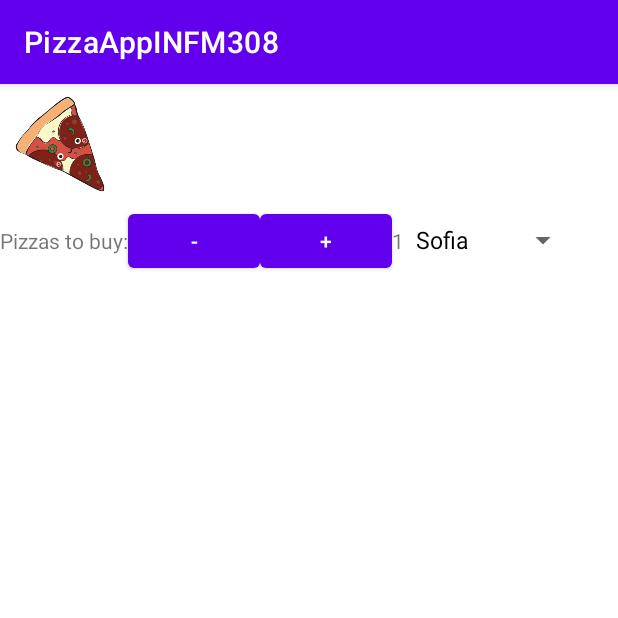
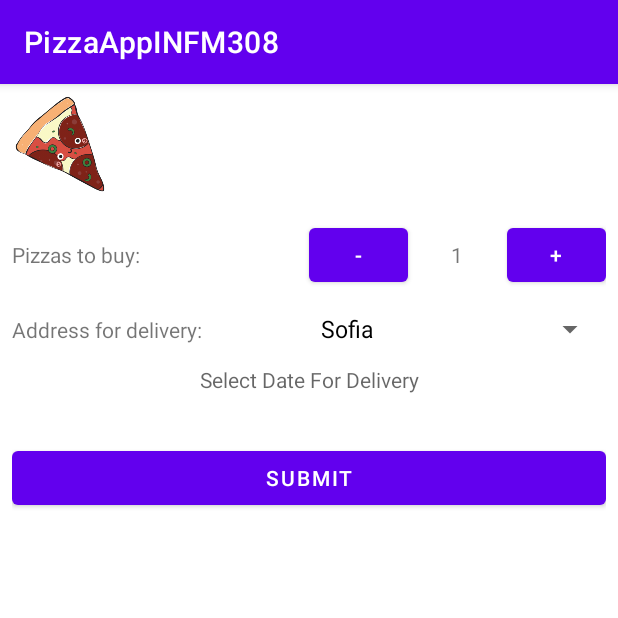
Before and after one commit to aleksgeyman/pizza-app, an Android app: the OrderInformationFragment screen opened directly, with no data from a screen before it, on a phone screen of 412 x 824 dp, the top half of it. Run offline under Robolectric (Android 15) with nearby library versions, the phone set to English and light mode, and no system bars.

Commit message:
Added city and date selection for order

```diff
--- a/app/src/main/java/com/example/f102258/fragments/OrderInformationFragment.kt
+++ b/app/src/main/java/com/example/f102258/fragments/OrderInformationFragment.kt
@@ -1,5 +1,7 @@
 package com.example.f102258.fragments
 
+import android.app.DatePickerDialog
+import android.icu.text.SimpleDateFormat
 import android.os.Bundle
 import androidx.fragment.app.Fragment
 import android.view.LayoutInflater
@@ -7,23 +9,49 @@ import android.view.View
 import android.view.ViewGroup
 import android.widget.ArrayAdapter
 import android.widget.Spinner
+import android.widget.TextView
 import com.example.f102258.R
+import java.util.*
 
 class OrderInformationFragment : Fragment() {
-
+var selectDateTV: TextView? = null
 
     override fun onCreateView(
         inflater: LayoutInflater, container: ViewGroup?,
         savedInstanceState: Bundle?
     ): View? {
         val rootView = inflater.inflate(R.layout.fragment_order_information, container, false)
-
         val cities = resources.getStringArray(R.array.cities_array)
         val spinner = rootView.findViewById<Spinner>(R.id.cities_spinner)
+        val adapter = activity?.let {
+            ArrayAdapter(
+                it,
+                R.layout.support_simple_spinner_dropdown_item,
+                cities
+            )
+        }
+        spinner.adapter = adapter
+        selectDateTV = rootView.findViewById<TextView>(R.id.select_date_tv)
+        selectDateTV?.setOnClickListener { clickDatePicker() }
+        return rootView
+    }
 
-          val adapter =
-              activity?.let { ArrayAdapter(it, R.layout.support_simple_spinner_dropdown_item, cities) }
-            spinner.adapter = adapter
-            return rootView
-        }
+    private fun clickDatePicker() {
+        val myCalendar = Calendar.getInstance()
+        val year = myCalendar.get(Calendar.YEAR)
+        val month = myCalendar.get(Calendar.MONTH)
+        val day = myCalendar.get(Calendar.DAY_OF_MONTH)
+        val dpd = DatePickerDialog(
+            requireActivity(),
+            { _, selYear, selMonth, dayOfMonth ->
+                val selectedDate = "$dayOfMonth/${selMonth + 1}/$selYear"
+                selectDateTV?.text = selectedDate
+            },
+            year,
+            month,
+            day
+        )
+        dpd.datePicker.minDate = System.currentTimeMillis()
+        dpd.show()
     }
+}
--- a/app/src/main/res/layout/activity_pizza_order.xml
+++ b/app/src/main/res/layout/activity_pizza_order.xml
@@ -10,7 +10,7 @@
     <fragment
         android:id="@+id/titleFragment"
         android:name="com.example.f102258.fragments.OrderInformationFragment"
-        android:layout_width="wrap_content"
+        android:layout_width="match_parent"
         android:layout_height="wrap_content"
         />
 </LinearLayout>
--- a/app/src/main/res/layout/fragment_order_information.xml
+++ b/app/src/main/res/layout/fragment_order_information.xml
@@ -3,30 +3,74 @@
     xmlns:tools="http://schemas.android.com/tools"
     android:layout_width="match_parent"
     android:layout_height="wrap_content"
-    android:orientation="horizontal"
+    android:orientation="vertical"
+    android:padding="@dimen/small_padding"
     tools:context=".fragments.OrderInformationFragment">
+
+    <LinearLayout
+        android:layout_width="match_parent"
+        android:layout_height="wrap_content"
+        android:orientation="horizontal">
+
         <TextView
-        android:layout_width="wrap_content"
+            android:layout_width="0dp"
             android:layout_height="wrap_content"
-        android:text="@string/buy_pizzas_text"/>
+            android:layout_weight="3"
+            android:text="@string/buy_pizzas_text" />
+
         <Button
-        android:text="@string/decrement_button_title"
             android:id="@+id/decrement_button"
-        android:layout_width="wrap_content"
-        android:layout_height="wrap_content"/>
-    <Button
-        android:text="@string/increment_button_title"
-        android:id="@+id/increment_button"
-        android:layout_width="wrap_content"
-        android:layout_height="wrap_content"/>
+            android:layout_width="0dp"
+            android:layout_height="wrap_content"
+            android:layout_weight="1"
+            android:text="@string/decrement_button_title" />
+
         <TextView
             android:id="@+id/pizzas_count_tv"
-        android:layout_width="wrap_content"
+            android:layout_width="0dp"
             android:layout_height="wrap_content"
-        />
+            android:layout_weight="1"
+            android:padding="@dimen/medium_padding"
+            android:textAlignment="center" />
+
+        <Button
+            android:id="@+id/increment_button"
+            android:layout_width="0dp"
+            android:layout_height="wrap_content"
+            android:layout_weight="1"
+            android:text="@string/increment_button_title" />
+    </LinearLayout>
+
+    <LinearLayout
+        android:layout_width="match_parent"
+        android:layout_height="wrap_content"
+        android:orientation="horizontal">
+
+        <TextView
+            android:layout_width="0dp"
+            android:layout_height="wrap_content"
+            android:layout_weight="1"
+            android:text="@string/address_text" />
+
         <Spinner
             android:id="@+id/cities_spinner"
+            android:layout_width="0dp"
+            android:layout_height="wrap_content"
+            android:layout_weight="1" />
+    </LinearLayout>
+
+    <TextView
+        android:id="@+id/select_date_tv"
         android:layout_width="match_parent"
-        android:layout_height="wrap_content" />
+        android:layout_height="wrap_content"
+        android:hint="@string/select_date_title"
+        android:textAlignment="center" />
+
+    <Button
+        android:id="@+id/submit_button"
+        android:layout_marginTop="@dimen/large_padding"
+        android:layout_width="match_parent"
+        android:layout_height="wrap_content"
+        android:text="@string/submit_button_title" />
 
 </LinearLayout>
--- a/app/src/main/res/values/strings.xml
+++ b/app/src/main/res/values/strings.xml
@@ -7,6 +7,9 @@
     <string name="buy_pizzas_text">Pizzas to buy:</string>
     <string name="decrement_button_title">-</string>
     <string name="increment_button_title">+</string>
+    <string name="address_text">Address for delivery:</string>
+    <string name="select_date_title">Select Date For Delivery</string>
+    <string name="submit_button_title">SUBMIT</string>
     <string-array name="cities_array">
         <item>Sofia</item>
         <item>Plovdiv</item>
```
Lines whose indentation alone changed are shown as unchanged.
